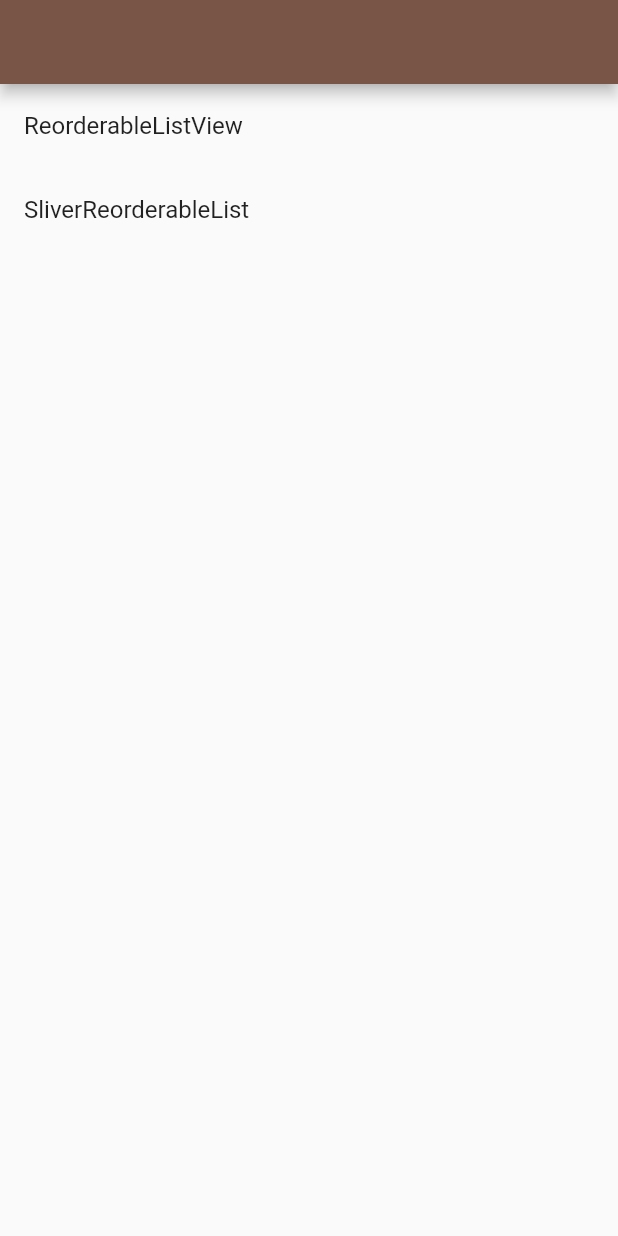
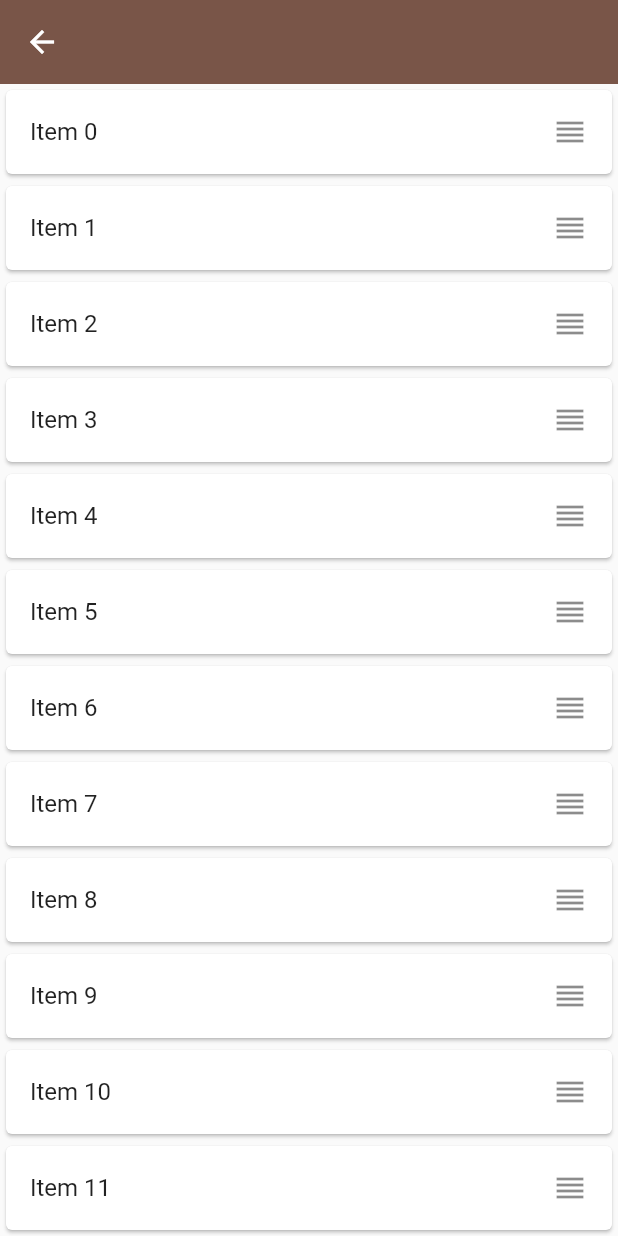
Before and after one commit to popy1017/flutter_reorder_list_sample, a Flutter app: the screen it shows after launch, after a tap on "SliverReorderableList", on a phone screen of 412 x 824 dp. Run offline on Flutter 3.47's test engine with Material 2 defaults, Android fonts, the light colour scheme and no system bars; our stand-ins replace flutter_riverpod.

Commit message:
SliverReorderableListを追加

```diff
--- a/lib/home.dart
+++ b/lib/home.dart
@@ -1,5 +1,6 @@
 import 'package:flutter/material.dart';
 import 'package:flutter_reorder_list_sample/reordable_list_view_page.dart';
+import 'package:flutter_reorder_list_sample/sliver_reorderable_list_page.dart';
 
 class Home extends StatelessWidget {
   const Home({Key? key}) : super(key: key);
@@ -18,7 +19,9 @@ class Home extends StatelessWidget {
           ),
           ListTile(
             title: const Text('SliverReorderableList'),
-            onTap: () {},
+            onTap: () {
+              _moveTo(context, const SliverReorderableListPage());
+            },
           ),
         ],
       ),
--- a/lib/item.dart
+++ b/lib/item.dart
@@ -1,4 +1,23 @@
+import 'package:flutter/material.dart';
+
 class Item {
   Item(this.name);
   final String name;
 }
+
+class ItemCard extends StatelessWidget {
+  const ItemCard(this.item, {Key? key}) : super(key: key);
+
+  final Item item;
+
+  @override
+  Widget build(BuildContext context) {
+    return Card(
+      key: key,
+      child: ListTile(
+        title: Text(item.name),
+        trailing: const Icon(Icons.reorder),
+      ),
+    );
+  }
+}
--- a/lib/reordable_list_view_page.dart
+++ b/lib/reordable_list_view_page.dart
@@ -14,10 +14,9 @@ class ReorderableListViewPage extends ConsumerWidget {
     return Scaffold(
       appBar: AppBar(),
       body: ReorderableListView.builder(
-        itemBuilder: (_, index) => ListTile(
+        itemBuilder: (_, index) => ItemCard(
+          items[index],
           key: Key('$index'),
-          title: Text(items[index].name),
-          trailing: const Icon(Icons.reorder),
         ),
         itemCount: items.length,
         onReorder: (int oldIndex, int newIndex) {
--- /dev/null
+++ b/lib/sliver_reorderable_list_page.dart
@@ -0,0 +1,40 @@
+import 'package:flutter/material.dart';
+import 'package:flutter_riverpod/flutter_riverpod.dart';
+
+import 'item.dart';
+import 'main.dart';
+
+class SliverReorderableListPage extends ConsumerWidget {
+  const SliverReorderableListPage({Key? key}) : super(key: key);
+
+  @override
+  Widget build(BuildContext context, WidgetRef ref) {
+    final items = ref.watch(itemsProvider);
+
+    return Scaffold(
+      body: CustomScrollView(
+        slivers: [
+          const SliverAppBar(),
+          SliverReorderableList(
+            itemBuilder: (_, index) => ReorderableDelayedDragStartListener(
+              index: index,
+              key: Key('$index'),
+              child: ItemCard(items[index]),
+            ),
+            itemCount: items.length,
+            onReorder: (int oldIndex, int newIndex) {
+              _onReorder(items, oldIndex, newIndex);
+            },
+          ),
+        ],
+      ),
+    );
+  }
+
+  void _onReorder(List<Item> items, int oldIndex, int newIndex) {
+    if (oldIndex < newIndex) {
+      newIndex -= 1;
+    }
+    items.insert(newIndex, items.removeAt(oldIndex));
+  }
+}
```
